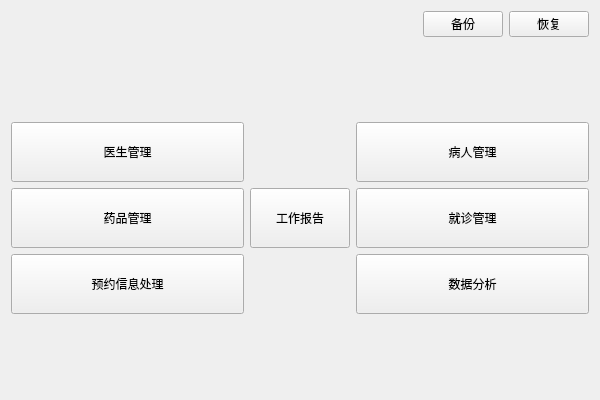
Qt form welcomeview.ui (zhuguotiao/Lab) before a commit.
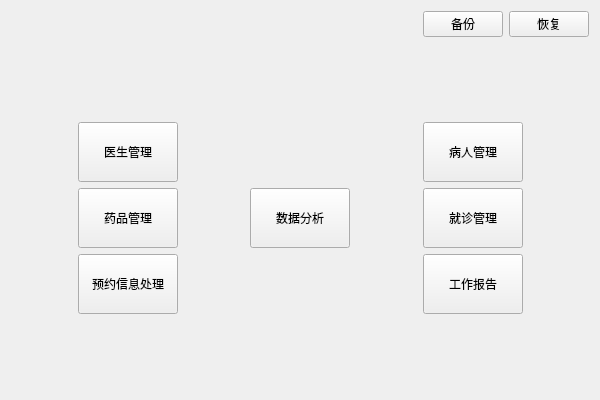
The same form after that commit.

```diff
--- a/welcomeview.ui
+++ b/welcomeview.ui
@@ -24,7 +24,7 @@
     
    </string>
   </property>
-  <layout class="QVBoxLayout" name="verticalLayout">
+  <layout class="QVBoxLayout" name="verticalLayout_3">
    <item>
     <layout class="QHBoxLayout" name="horizontalLayout_2">
      <item>
@@ -74,21 +74,23 @@
     </spacer>
    </item>
    <item>
-    <layout class="QGridLayout" name="gridLayout">
-     <item row="1" column="0">
-      <widget class="QPushButton" name="btDrug">
-       <property name="minimumSize">
+    <layout class="QHBoxLayout" name="horizontalLayout_3">
+     <item>
+      <spacer name="horizontalSpacer_4">
+       <property name="orientation">
+        <enum>Qt::Orientation::Horizontal</enum>
+       </property>
+       <property name="sizeHint" stdset="0">
         <size>
-         <width>100</width>
-         <height>60</height>
+         <width>40</width>
+         <height>20</height>
         </size>
        </property>
-       <property name="text">
-        <string>药品管理</string>
-       </property>
-      </widget>
+      </spacer>
      </item>
-     <item row="0" column="0">
+     <item>
+      <layout class="QVBoxLayout" name="verticalLayout">
+       <item>
       <widget class="QPushButton" name="btDoctor">
        <property name="minimumSize">
         <size>
@@ -101,8 +103,14 @@
        </property>
       </widget>
      </item>
-     <item row="1" column="2">
-      <widget class="QPushButton" name="btMedicalRecord">
+       <item>
+        <widget class="QPushButton" name="btDrug">
+         <property name="sizePolicy">
+          <sizepolicy hsizetype="Fixed" vsizetype="Fixed">
+           <horstretch>0</horstretch>
+           <verstretch>0</verstretch>
+          </sizepolicy>
+         </property>
        <property name="minimumSize">
         <size>
          <width>100</width>
@@ -110,11 +118,39 @@
         </size>
        </property>
        <property name="text">
-        <string>就诊管理</string>
+          <string>药品管理</string>
        </property>
       </widget>
      </item>
-     <item row="2" column="2">
+       <item>
+        <widget class="QPushButton" name="btReserve">
+         <property name="minimumSize">
+          <size>
+           <width>100</width>
+           <height>60</height>
+          </size>
+         </property>
+         <property name="text">
+          <string>预约信息处理</string>
+         </property>
+        </widget>
+       </item>
+      </layout>
+     </item>
+     <item>
+      <spacer name="horizontalSpacer_3">
+       <property name="orientation">
+        <enum>Qt::Orientation::Horizontal</enum>
+       </property>
+       <property name="sizeHint" stdset="0">
+        <size>
+         <width>40</width>
+         <height>20</height>
+        </size>
+       </property>
+      </spacer>
+     </item>
+     <item>
       <widget class="QPushButton" name="btDataAnalysis">
        <property name="minimumSize">
         <size>
@@ -127,7 +163,22 @@
        </property>
       </widget>
      </item>
-     <item row="0" column="2">
+     <item>
+      <spacer name="horizontalSpacer_2">
+       <property name="orientation">
+        <enum>Qt::Orientation::Horizontal</enum>
+       </property>
+       <property name="sizeHint" stdset="0">
+        <size>
+         <width>40</width>
+         <height>20</height>
+        </size>
+       </property>
+      </spacer>
+     </item>
+     <item>
+      <layout class="QVBoxLayout" name="verticalLayout_2">
+       <item>
       <widget class="QPushButton" name="btPatient">
        <property name="minimumSize">
         <size>
@@ -140,8 +191,14 @@
        </property>
       </widget>
      </item>
-     <item row="2" column="0">
-      <widget class="QPushButton" name="btReserve">
+       <item>
+        <widget class="QPushButton" name="btMedicalRecord">
+         <property name="sizePolicy">
+          <sizepolicy hsizetype="Fixed" vsizetype="Fixed">
+           <horstretch>0</horstretch>
+           <verstretch>0</verstretch>
+          </sizepolicy>
+         </property>
        <property name="minimumSize">
         <size>
          <width>100</width>
@@ -149,11 +206,11 @@
         </size>
        </property>
        <property name="text">
-        <string>预约信息处理</string>
+          <string>就诊管理</string>
        </property>
       </widget>
      </item>
-     <item row="1" column="1">
+       <item>
       <widget class="QPushButton" name="btDoctorReport">
        <property name="sizePolicy">
         <sizepolicy hsizetype="Fixed" vsizetype="Fixed">
@@ -171,6 +228,21 @@
         <string>工作报告</string>
        </property>
       </widget>
+       </item>
+      </layout>
+     </item>
+     <item>
+      <spacer name="horizontalSpacer_5">
+       <property name="orientation">
+        <enum>Qt::Orientation::Horizontal</enum>
+       </property>
+       <property name="sizeHint" stdset="0">
+        <size>
+         <width>40</width>
+         <height>20</height>
+        </size>
+       </property>
+      </spacer>
      </item>
     </layout>
    </item>
```
Lines whose indentation alone changed are shown as unchanged.
